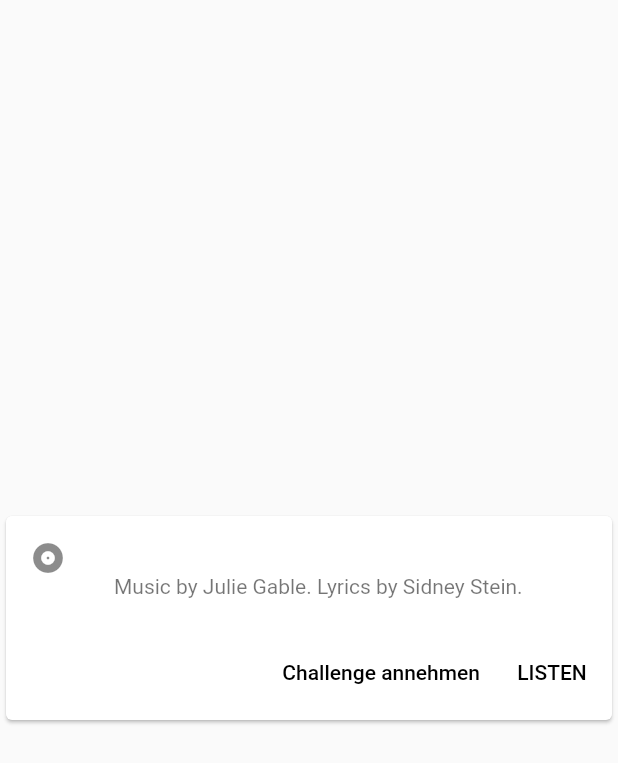
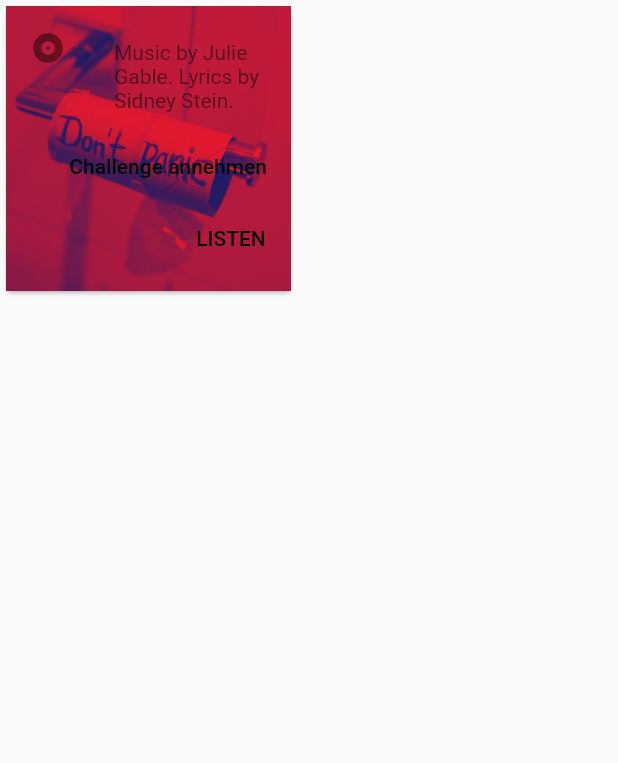
Before and after one commit to Kneke/StayHomeCorona, a Flutter app: the ChallengeCard widget shown alone on an empty page, opened directly with empty values, on a phone screen of 412 x 824 dp. Shown: the top 763 px of the screen. Run offline on Flutter 3.47's test engine with Material 2 defaults, Android fonts, the phone set to English and light mode, and no system bars; our stand-ins replace firebase_auth; accounts and stored records are empty; generated files the repository leaves out were written again.

Commit message:
WIP: "improve" ChallengeCard component

```diff
--- a/app/lib/ui/challenge_card.dart
+++ b/app/lib/ui/challenge_card.dart
@@ -13,8 +13,16 @@ class ChallengeCard extends StatefulWidget {
 class ChallengeCardState extends State<ChallengeCard> {
   @override
   Widget build(BuildContext context) {
-    return Center(
-      child: Card(
+    return Card(
+      child: Container(
+        width: 190,
+        height: 190,
+        decoration: BoxDecoration(
+          image: DecorationImage(
+            image: AssetImage("lib/assets/jasmin-sessler-egqR_zUd4NI-unsplash.jpg"),
+            fit: BoxFit.cover,
+          ),
+        ),
         child: Column(
           mainAxisSize: MainAxisSize.min,
           children: <Widget>[
@@ -27,11 +35,15 @@ class ChallengeCardState extends State<ChallengeCard> {
               children: <Widget>[
                 FlatButton(
                   child: const Text('Challenge annehmen'),
-                  onPressed: () { /* ... */ },
+                  onPressed: () {
+                    /* ... */
+                  },
                 ),
                 FlatButton(
                   child: const Text('LISTEN'),
-                  onPressed: () { /* ... */ },
+                  onPressed: () {
+                    /* ... */
+                  },
                 ),
               ],
             ),
--- a/app/pubspec.yaml
+++ b/app/pubspec.yaml
@@ -14,7 +14,7 @@ description: Stay Home Flutter App WirVsVirus
 version: 1.0.0+1
 
 environment:
-  sdk: ">=2.1.0 <3.0.0"
+  sdk: ">=2.2.2 <3.0.0"
 
 dependencies:
   flutter:
@@ -51,6 +51,8 @@ flutter:
   # To add assets to your application, add an assets section, like this:
   assets:
     - lib/assets/
+    # flutter does not load the jpg image if this line is not here o.O
+    - lib/assets/jasmin-sessler-egqR_zUd4NI-unsplash.jpg
 
   # An image asset can refer to one or more resolution-specific "variants", see
   # https://flutter.dev/assets-and-images/#resolution-aware.
```
Also changed, not shown: app/lib/ui/my_challenges_page.dart (+54 -30 lines), app/lib/assets/jasmin-sessler-egqR_zUd4NI-unsplash.jpg (added).
